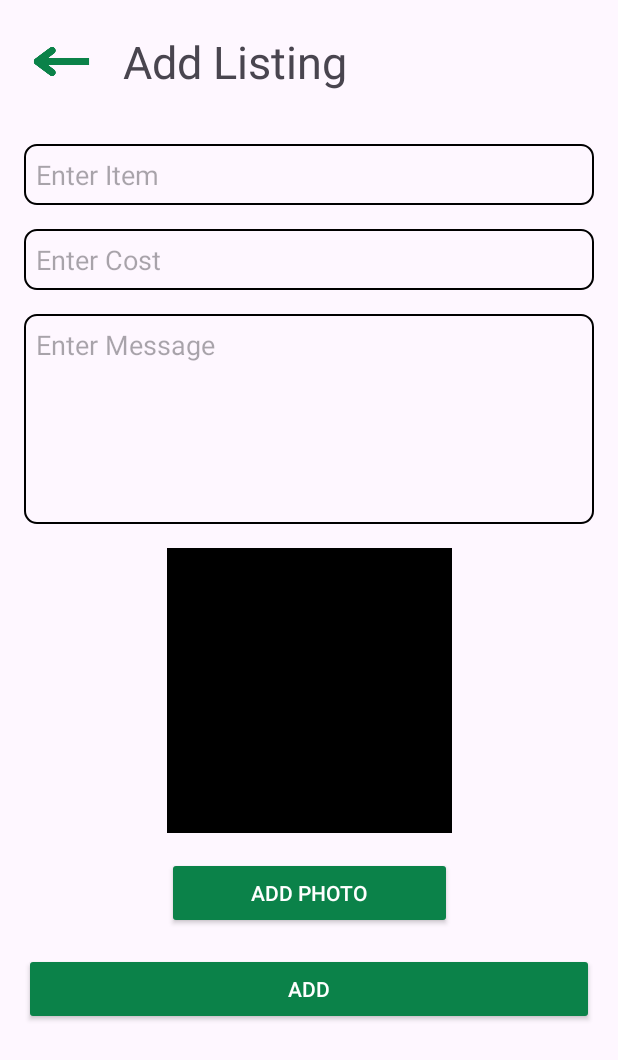
After one commit to Raefshaun/Gotta-Git-Git-InnOlympics, an Android app: the AddActivity screen opened directly, with no data from a screen before it, on a phone screen of 412 x 824 dp. The commit adds this screen. Shown: the top 1060 px of the screen. Run offline under Robolectric (Android 15) with nearby library versions, the phone set to English and light mode, and no system bars.

Commit message:
Add listing / feed

```diff
--- a/app/src/main/AndroidManifest.xml
+++ b/app/src/main/AndroidManifest.xml
@@ -14,6 +14,12 @@
         android:supportsRtl="true"
         android:theme="@style/Theme.Hackathon"
         tools:targetApi="31">
+        <activity
+            android:name=".AddFeed"
+            android:exported="false" />
+        <activity
+            android:name=".AddActivity"
+            android:exported="false" />
         <activity
             android:name=".Notifications"
             android:exported="false" />
--- /dev/null
+++ b/app/src/main/java/com/example/hackathon/AddActivity.java
@@ -0,0 +1,24 @@
+package com.example.hackathon;
+
+import android.os.Bundle;
+
+import androidx.activity.EdgeToEdge;
+import androidx.appcompat.app.AppCompatActivity;
+import androidx.core.graphics.Insets;
+import androidx.core.view.ViewCompat;
+import androidx.core.view.WindowInsetsCompat;
+
+public class AddActivity extends AppCompatActivity {
+
+    @Override
+    protected void onCreate(Bundle savedInstanceState) {
+        super.onCreate(savedInstanceState);
+        EdgeToEdge.enable(this);
+        setContentView(R.layout.activity_add);
+        ViewCompat.setOnApplyWindowInsetsListener(findViewById(R.id.main), (v, insets) -> {
+            Insets systemBars = insets.getInsets(WindowInsetsCompat.Type.systemBars());
+            v.setPadding(systemBars.left, systemBars.top, systemBars.right, systemBars.bottom);
+            return insets;
+        });
+    }
+}
--- /dev/null
+++ b/app/src/main/res/layout/activity_add.xml
@@ -0,0 +1,106 @@
+<?xml version="1.0" encoding="utf-8"?>
+<LinearLayout xmlns:android="http://schemas.android.com/apk/res/android"
+    xmlns:app="http://schemas.android.com/apk/res-auto"
+    xmlns:tools="http://schemas.android.com/tools"
+    android:id="@+id/main"
+    android:layout_width="match_parent"
+    android:layout_height="match_parent"
+    android:orientation="vertical"
+    android:layout_margin="16dp"
+    tools:context=".AddActivity">
+
+    <LinearLayout
+        android:layout_width="match_parent"
+        android:orientation="horizontal"
+        android:gravity="center"
+        android:layout_height="wrap_content">
+
+        <ImageView
+            android:layout_width="50dp"
+            android:layout_height="wrap_content"
+            android:adjustViewBounds="true"
+            android:src="@drawable/back_settings"
+            />
+
+        <TextView
+            android:layout_marginStart="16dp"
+            android:layout_width="match_parent"
+            android:layout_height="wrap_content"
+            android:text="Add Listing"
+            android:textSize="30dp"
+            />
+
+    </LinearLayout>
+
+    <EditText
+        android:layout_marginTop="30dp"
+        android:hint="Enter Item"
+        android:padding="8dp"
+        android:gravity="top"
+        android:background="@drawable/login_edittext"
+        android:layout_width="match_parent"
+        android:layout_height="wrap_content"
+        />
+
+    <EditText
+        android:layout_marginTop="16dp"
+        android:hint="Enter Cost"
+        android:padding="8dp"
+        android:gravity="top"
+        android:background="@drawable/login_edittext"
+        android:layout_width="match_parent"
+        android:layout_height="wrap_content"
+        />
+
+    <EditText
+        android:layout_marginTop="16dp"
+        android:hint="Enter Message"
+        android:padding="8dp"
+        android:gravity="top"
+        android:background="@drawable/login_edittext"
+        android:layout_width="match_parent"
+        android:layout_height="140dp"
+        />
+
+    <androidx.constraintlayout.widget.ConstraintLayout
+        android:layout_marginTop="16dp"
+        android:layout_width="match_parent"
+        android:layout_height="wrap_content">
+
+        <ImageView
+            android:id="@+id/imageView"
+            app:layout_constraintTop_toTopOf="parent"
+            app:layout_constraintBottom_toTopOf="@+id/addPhotoButton"
+            app:layout_constraintLeft_toLeftOf="parent"
+            app:layout_constraintRight_toRightOf="parent"
+            android:layout_height="0dp"
+            app:layout_constraintDimensionRatio="1:1"
+            android:layout_width="0dp"
+            app:layout_constraintWidth_percent="0.5"
+            android:background="@color/black"
+            />
+
+        <androidx.appcompat.widget.AppCompatButton
+            android:layout_marginTop="16dp"
+            android:id="@+id/addPhotoButton"
+            app:layout_constraintTop_toBottomOf="@id/imageView"
+            app:layout_constraintLeft_toLeftOf="parent"
+            app:layout_constraintRight_toRightOf="parent"
+            app:layout_constraintWidth_percent="0.5"
+            android:layout_width="0dp"
+            android:backgroundTint="@color/main"
+            android:text="Add Photo"
+            android:textColor="@color/white"
+            android:layout_height="wrap_content"/>
+    </androidx.constraintlayout.widget.ConstraintLayout>
+
+    <androidx.appcompat.widget.AppCompatButton
+        android:layout_height="wrap_content"
+        android:layout_width="match_parent"
+        android:layout_marginTop="16dp"
+        android:backgroundTint="@color/main"
+        android:text="Add"
+        android:textColor="@color/white"
+        />
+
+</LinearLayout>
--- a/app/src/main/res/layout/homepage.xml
+++ b/app/src/main/res/layout/homepage.xml
@@ -113,6 +113,7 @@
                 android:layout_weight="1" />
 
             <ImageView
+                android:id="@+id/add"
                 android:layout_width="25dp"
                 android:layout_height="25dp"
                 android:src="@drawable/add" />
```
Also changed, not shown: app/src/main/java/com/example/hackathon/AddFeed.java (added, +24 -0 lines), app/src/main/java/com/example/hackathon/Homepage.java (+20 -0 lines), app/src/main/res/layout/activity_add_feed.xml (added, +64 -0 lines), app/src/main/res/layout/activity_homepage.xml (+11 -0 lines).
